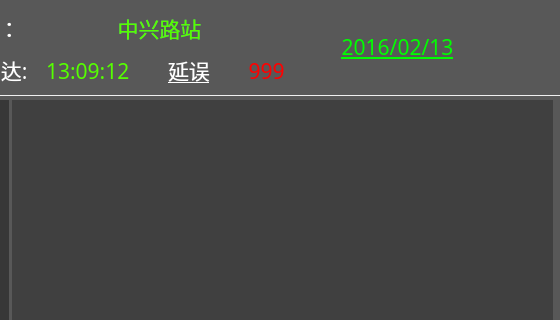
Qt form UI/Display_10_4_1024_768.ui (noodleBin/Tram_DMI_Build) before a commit; both pictures show x 464 to 1024 and y 0 to 320 of the 1024 by 768 pixel window.
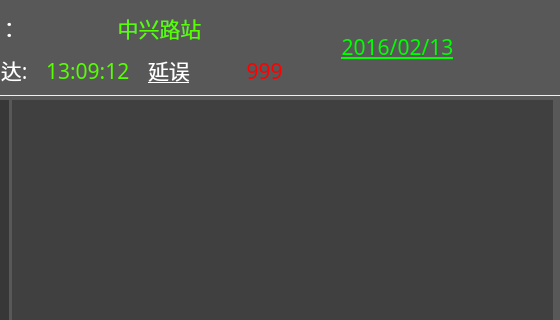
The same form after that commit. Icons and pictures are not drawn.

```diff
--- a/UI/Display_10_4_1024_768.ui
+++ b/UI/Display_10_4_1024_768.ui
@@ -882,7 +882,7 @@
     <widget class="QLabel" name="lbl_namedelay">
      <property name="geometry">
       <rect>
-       <x>632</x>
+       <x>612</x>
        <y>56</y>
        <width>49</width>
        <height>28</height>
@@ -939,9 +939,9 @@
     <widget class="QLabel" name="lbl_delay">
      <property name="geometry">
       <rect>
-       <x>680</x>
+       <x>660</x>
        <y>58</y>
-       <width>101</width>
+       <width>137</width>
        <height>25</height>
       </rect>
      </property>
```
Left out of the diff: 22 changed lines with no effect on the pictures.
